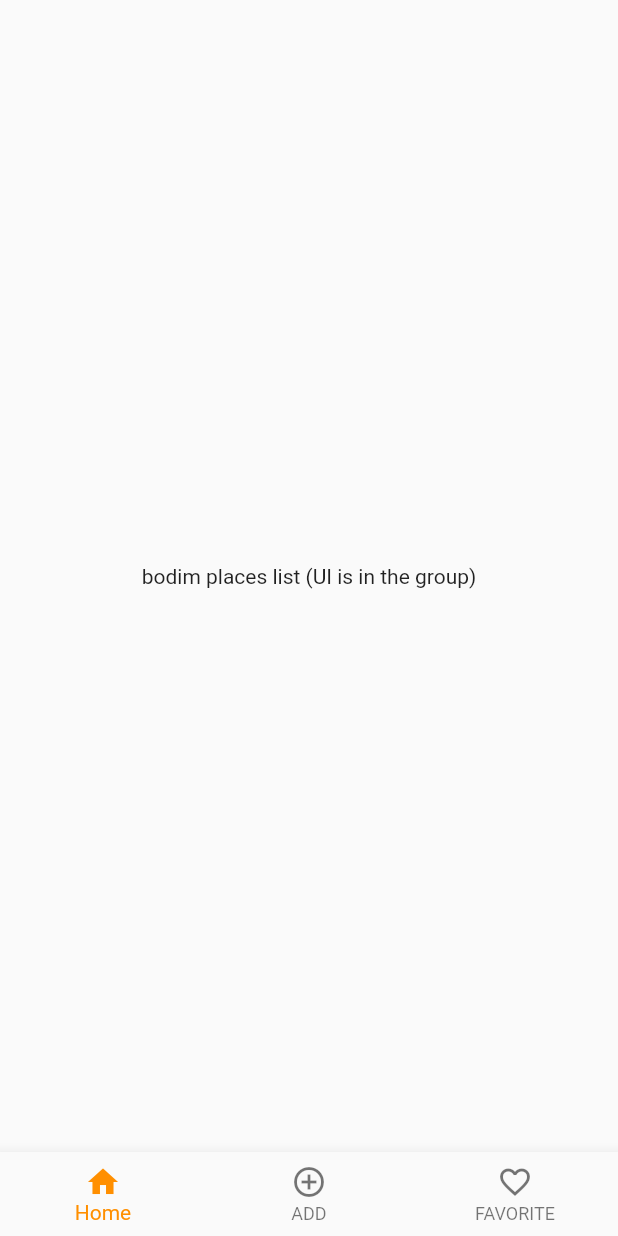
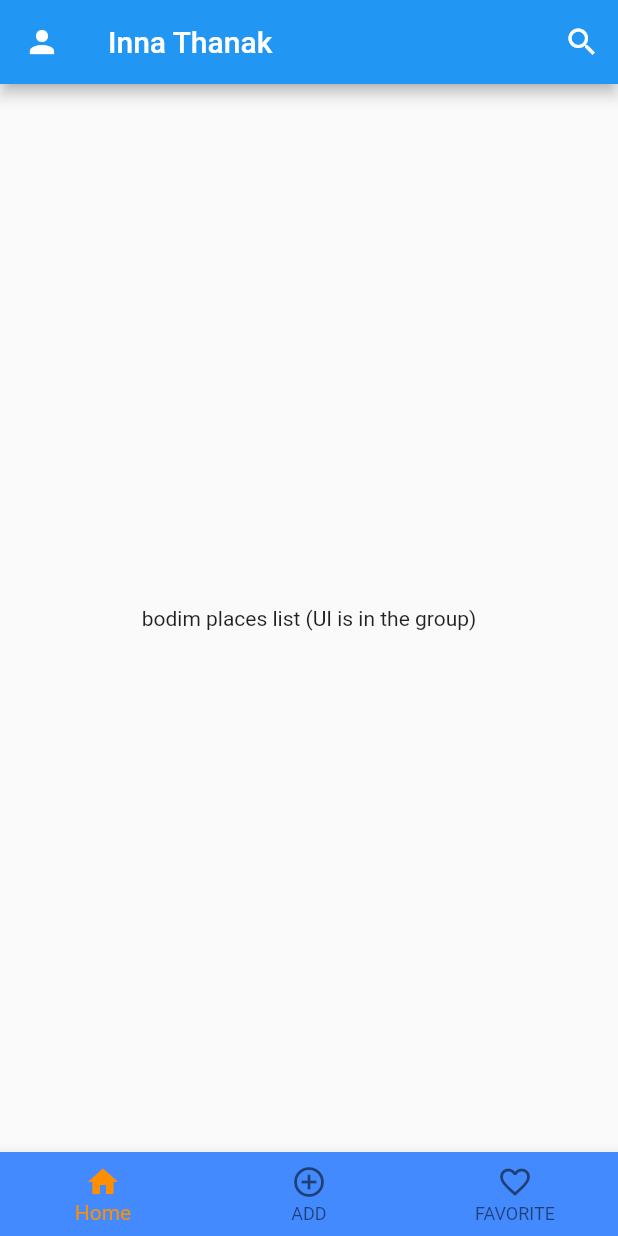
Before and after one commit to yaman-lk/mobile-portal, a Flutter app: the screen it shows after launch, on a phone screen of 412 x 824 dp. Run offline on Flutter 3.47's test engine with Material 2 defaults, Android fonts, the phone set to English and light mode, and no system bars.

Commit message:
Fixed appBar

```diff
--- a/inna_thanak/lib/Screens/Users/adlist_screen.dart
+++ b/inna_thanak/lib/Screens/Users/adlist_screen.dart
@@ -11,6 +11,16 @@ class _AdListState extends State<AdList> {
   @override
   Widget build(BuildContext context) {
     return Scaffold(
+      appBar: AppBar(
+        leading: Icon(Icons.person),
+        title: Text("Inna Thanak"),
+        actions: <Widget>[
+          IconButton(
+            icon: Icon(Icons.search),
+            onPressed: () {},
+          )
+        ],
+      ),
       body: _body(),
       bottomNavigationBar: BottomNavigation(),
     );
--- a/inna_thanak/lib/Screens/Widgets/bottom_navigation.dart
+++ b/inna_thanak/lib/Screens/Widgets/bottom_navigation.dart
@@ -6,9 +6,18 @@ class BottomNavigation extends StatefulWidget {
 }
 
 class _BottomNavigationState extends State<BottomNavigation> {
+  int _selectedIndex = 0;
+  void _onItemTapped(int index) {
+  setState(() {
+    _selectedIndex = index;
+  });
+}
+
   @override
   Widget build(BuildContext context) {
-    return  BottomNavigationBar(
+    return  Container(
+      child: BottomNavigationBar(
+        backgroundColor: Colors.blueAccent,
         items: const <BottomNavigationBarItem>[
           BottomNavigationBarItem(
             icon: Icon(Icons.home),
@@ -23,9 +32,10 @@ class _BottomNavigationState extends State<BottomNavigation> {
             title: Text('FAVORITE'),
           ),
         ],
-      // currentIndex: _selectedIndex,
+        currentIndex: _selectedIndex,
         selectedItemColor: Colors.amber[800],
-      // onTap: _onItemTapped,
+        onTap: _onItemTapped,
+      ),
     );
   }
 }
```
Lines whose indentation alone changed are shown as unchanged.
